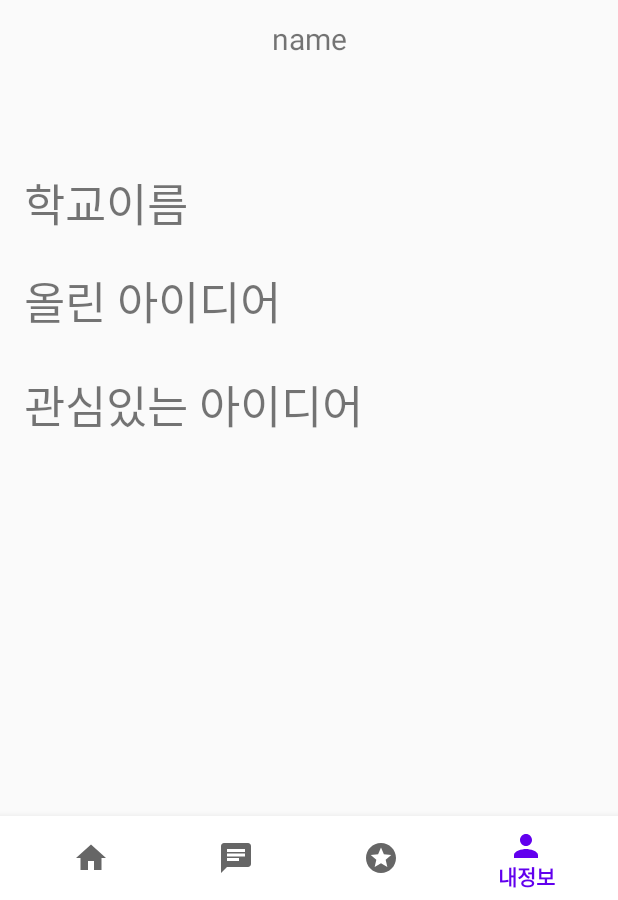
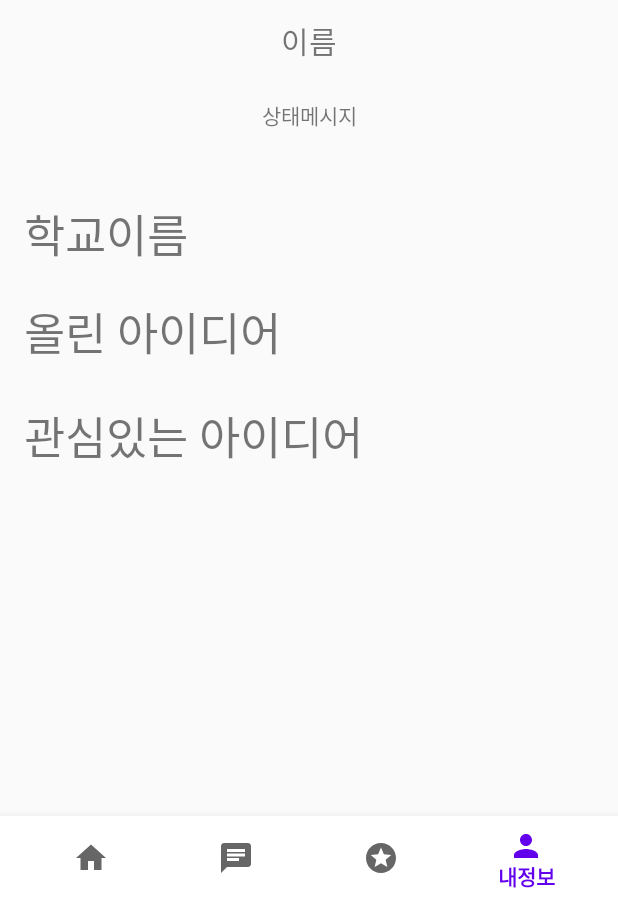
Before and after one commit to tmsgod2/IdeaBoard, an Android app: the screen it shows after launch (MainActivity), item 4 of the bottom bar chosen, on a phone screen of 412 x 824 dp, the part 336-1236 px from its top. Run offline under Robolectric (Android 15) with nearby library versions, the phone set to English and light mode, and no system bars.

Commit message:
1차 푸시

```diff
--- a/app/src/main/res/layout/fragment_profile.xml
+++ b/app/src/main/res/layout/fragment_profile.xml
@@ -21,18 +21,28 @@
             app:layout_constraintTop_toTopOf="parent" />
 
         <TextView
-            android:id="@+id/textView"
+            android:id="@+id/profile_name_textView"
             android:layout_width="wrap_content"
             android:layout_height="wrap_content"
             android:layout_marginTop="12dp"
-            android:text="name"
+            android:text="이름"
             android:textSize="20sp"
             app:layout_constraintEnd_toEndOf="parent"
             app:layout_constraintStart_toStartOf="parent"
             app:layout_constraintTop_toBottomOf="@+id/profile_imageView" />
 
         <TextView
-            android:id="@+id/textView4"
+            android:id="@+id/profile_state_textView"
+            android:layout_width="wrap_content"
+            android:layout_height="wrap_content"
+            android:layout_marginTop="24dp"
+            android:text="상태메시지"
+            app:layout_constraintEnd_toEndOf="parent"
+            app:layout_constraintStart_toStartOf="parent"
+            app:layout_constraintTop_toBottomOf="@+id/profile_name_textView" />
+
+        <TextView
+            android:id="@+id/profile_office_textView"
             android:layout_width="wrap_content"
             android:layout_height="wrap_content"
             android:layout_marginStart="16dp"
@@ -43,30 +53,31 @@
             app:layout_constraintTop_toTopOf="@+id/guideline2" />
 
         <TextView
-            android:id="@+id/textView5"
+            android:id="@+id/profile_set_idea_textView"
             android:layout_width="wrap_content"
             android:layout_height="wrap_content"
             android:layout_marginTop="20dp"
             android:text="올린 아이디어"
             android:textSize="30sp"
-            app:layout_constraintStart_toStartOf="@+id/textView4"
-            app:layout_constraintTop_toBottomOf="@+id/textView4" />
+            app:layout_constraintStart_toStartOf="@+id/profile_office_textView"
+            app:layout_constraintTop_toBottomOf="@+id/profile_office_textView" />
 
         <TextView
-            android:id="@+id/textView6"
+            android:id="@+id/prodile_want_idea_textView"
             android:layout_width="wrap_content"
             android:layout_height="wrap_content"
             android:layout_marginTop="24dp"
             android:text="관심있는 아이디어"
             android:textSize="30sp"
-            app:layout_constraintStart_toStartOf="@+id/textView4"
-            app:layout_constraintTop_toBottomOf="@+id/textView5" />
+            app:layout_constraintStart_toStartOf="@+id/profile_office_textView"
+            app:layout_constraintTop_toBottomOf="@+id/profile_set_idea_textView" />
 
         <androidx.constraintlayout.widget.Guideline
             android:id="@+id/guideline2"
             android:layout_width="wrap_content"
             android:layout_height="wrap_content"
             android:orientation="horizontal"
-            app:layout_constraintGuide_begin="261dp" />
+            app:layout_constraintGuide_percent="0.4" />
+
     </androidx.constraintlayout.widget.ConstraintLayout>
 </FrameLayout>
```
Also changed, not shown: app/src/main/res/layout/fragment_ranking.xml (+36 -4 lines).
